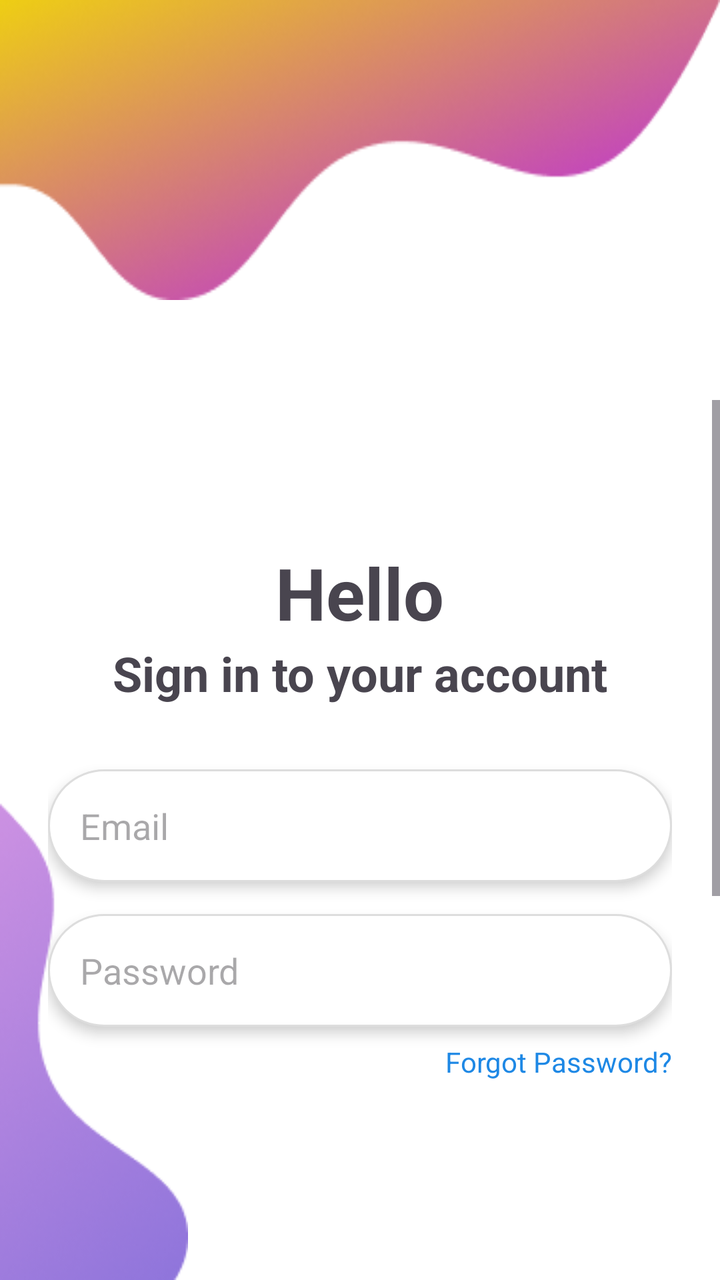
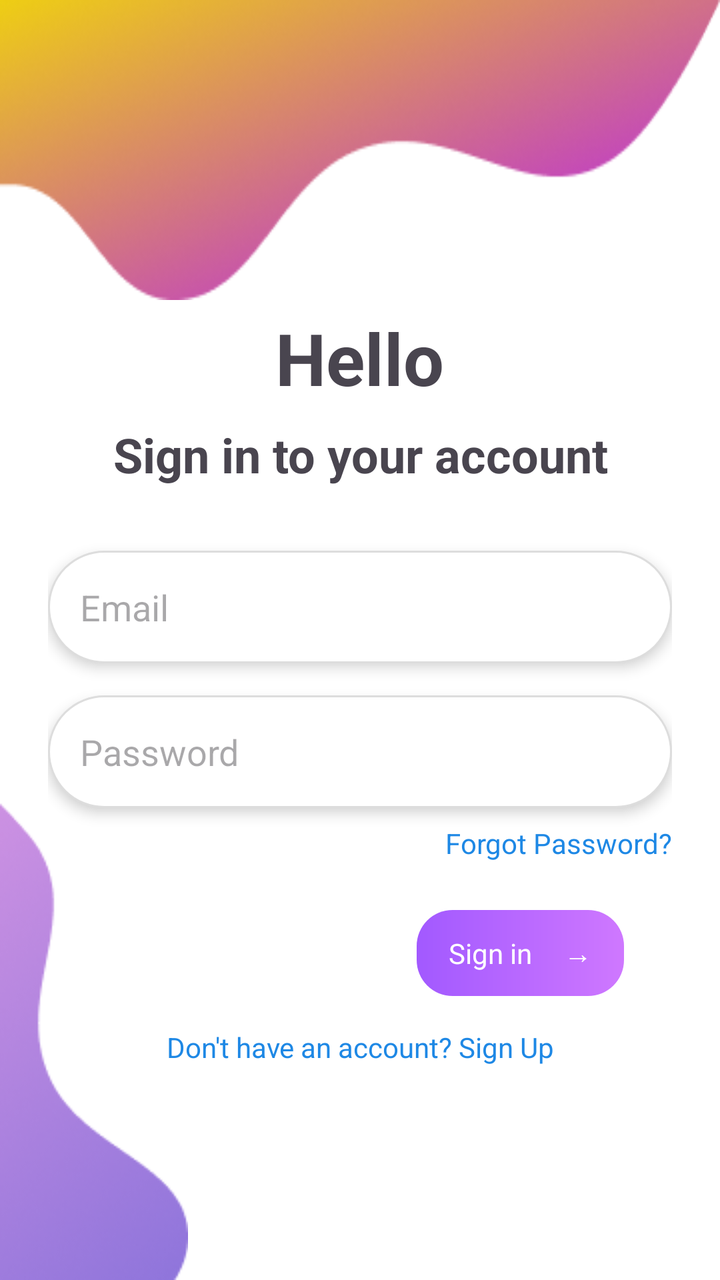

An Android layout rendered at two revisions. The XML below is the earlier revision; the diff shows what the commit changed to produce the second picture.
<!-- AndroidManifest.xml: application theme Theme.Detect -->
<!-- res/layout/activity_sign_in.xml -->
<?xml version="1.0" encoding="utf-8"?>
<RelativeLayout xmlns:android="http://schemas.android.com/apk/res/android"
    android:id="@+id/sign_in_layout"
    android:layout_width="match_parent"
    android:layout_height="match_parent"
    android:background="#FFFFFF">

    
    <ImageView
        android:id="@+id/vector1"
        android:layout_width="match_parent"
        android:layout_height="150dp"
        android:layout_alignParentStart="true"
        android:layout_alignParentTop="true"
        android:scaleType="fitXY"
        android:src="@drawable/vector1" />

    
    <ImageView
        android:id="@+id/vector2"
        android:layout_width="wrap_content"
        android:layout_height="wrap_content"
        android:layout_alignParentStart="true"
        android:layout_alignParentBottom="true"
        android:scaleType="fitXY"
        android:src="@drawable/vector2" />

    
    <ScrollView
        android:layout_width="match_parent"
        android:layout_height="match_parent"
        android:layout_marginTop="200dp"
        android:layout_marginBottom="100dp"
        android:layout_alignParentStart="true"
        android:layout_alignParentEnd="true"
        android:layout_alignParentTop="true"
        android:layout_alignParentBottom="true">

        <LinearLayout
            android:layout_width="match_parent"
            android:layout_height="wrap_content"
            android:orientation="vertical"
            android:padding="24dp">

            <TextView
                android:id="@+id/loginTitle"
                android:layout_width="wrap_content"
                android:layout_height="wrap_content"
                android:text="Hello"
                android:textSize="36sp"
                android:textStyle="bold"
                android:layout_marginTop="48dp"
                android:layout_gravity="center_horizontal" />

            <TextView
                android:id="@+id/loginTitle2"
                android:layout_width="wrap_content"
                android:layout_height="wrap_content"
                android:text="Sign in to your account"
                android:textSize="24sp"
                android:textStyle="bold"
                android:layout_marginTop="0dp"
                android:layout_gravity="center_horizontal" />

            <EditText
                android:id="@+id/et_signin_email"
                android:layout_width="match_parent"
                android:layout_height="wrap_content"
                android:layout_marginTop="32dp"
                android:background="@drawable/rounded_edittext"
                android:elevation="4dp"
                android:hint="Email"
                android:inputType="textEmailAddress"
                android:padding="16dp" />

            <EditText
                android:id="@+id/et_signin_password"
                android:layout_width="match_parent"
                android:layout_height="wrap_content"
                android:layout_marginTop="16dp"
                android:background="@drawable/rounded_edittext"
                android:elevation="4dp"
                android:hint="Password"
                android:inputType="textPassword"
                android:padding="16dp" />

            <TextView
                android:id="@+id/forgotPassword"
                android:layout_width="wrap_content"
                android:layout_height="wrap_content"
                android:text="Forgot Password?"
                android:textColor="#1E88E5"
                android:layout_marginTop="8dp"
                android:layout_gravity="end" />

            
            <LinearLayout
                android:id="@+id/btn_signin_signin"
                android:layout_width="wrap_content"
                android:layout_height="43dp"
                android:layout_marginTop="24dp"
                android:layout_marginLeft="127dp"
                android:layout_gravity="center_horizontal"
                android:orientation="horizontal"
                android:gravity="center_vertical"
                android:clickable="true"
                android:focusable="true"
                android:background="@drawable/gradient_button">

                
                <TextView
                    android:id="@+id/signInText"
                    android:layout_width="wrap_content"
                    android:layout_height="wrap_content"
                    android:text="Sign in"
                    android:textColor="#FFFFFF"
                    android:textSize="14sp"
                    android:paddingStart="16dp"
                    android:paddingEnd="8dp" />

                
                <TextView
                    android:id="@+id/signInArrow"
                    android:layout_width="wrap_content"
                    android:layout_height="wrap_content"
                    android:text="→"
                    android:textColor="#FFFFFF"
                    android:textSize="14sp"
                    android:paddingStart="8dp"
                    android:paddingEnd="16dp" />
            </LinearLayout>

            <TextView
                android:id="@+id/tv_signin_signup"
                android:layout_width="wrap_content"
                android:layout_height="wrap_content"
                android:text="Don't have an account? Sign Up"
                android:textColor="#1E88E5"
                android:layout_marginTop="16dp"
                android:layout_gravity="center_horizontal" />

        </LinearLayout>
    </ScrollView>

</RelativeLayout>
<!-- resources referenced by this layout -->
<resources>
  <!-- drawable gradient_button (drawable) -->
  <?xml version="1.0" encoding="utf-8"?>
  <shape xmlns:android="http://schemas.android.com/apk/res/android"
      android:shape="rectangle">
      <gradient
          android:startColor="#A259FF"
          android:endColor="#CF78FF"
          android:angle="0" />
      <corners android:radius="18dp" />
  </shape>
  <!-- drawable rounded_edittext (drawable) -->
  <?xml version="1.0" encoding="utf-8"?>
  <shape xmlns:android="http://schemas.android.com/apk/res/android"
      android:shape="rectangle">
      <solid android:color="#FFFFFF" />
      <corners android:radius="1000dp" />
      <padding
          android:left="12dp"
          android:top="12dp"
          android:right="12dp"
          android:bottom="12dp" />
      <stroke
          android:width="1dp"
          android:color="#DDDDDD" />
  </shape>
  <!-- drawable vector1: png bitmap (drawable, 30814 bytes) -->
  <!-- drawable vector2: png bitmap (drawable, 12980 bytes) -->
  <style name="Theme.Detect" parent="Base.Theme.Detect" />
  <style name="Base.Theme.Detect" parent="Theme.Material3.DayNight.NoActionBar">
          
          
      </style>
</resources>

<!-- the commit's change to res/layout/activity_sign_in.xml (unified diff, before → after) -->
@@ -28,39 +28,38 @@
     
     <ScrollView
         android:layout_width="match_parent"
-        android:layout_height="match_parent"
-        android:layout_marginTop="200dp"
-        android:layout_marginBottom="100dp"
+        android:layout_height="wrap_content"
+        android:layout_centerVertical="true"
         android:layout_alignParentStart="true"
         android:layout_alignParentEnd="true"
-        android:layout_alignParentTop="true"
-        android:layout_alignParentBottom="true">
+        android:fillViewport="true">
 
         <LinearLayout
             android:layout_width="match_parent"
             android:layout_height="wrap_content"
             android:orientation="vertical"
-            android:padding="24dp">
+            android:padding="24dp"
+            android:gravity="center_horizontal">
 
             <TextView
                 android:id="@+id/loginTitle"
                 android:layout_width="wrap_content"
                 android:layout_height="wrap_content"
+                android:layout_marginTop="48dp"
+                android:gravity="center"
                 android:text="Hello"
-                android:textSize="36sp"
-                android:textStyle="bold"
-                android:layout_marginTop="48dp"
-                android:layout_gravity="center_horizontal" />
+                android:textSize="36dp"
+                android:textStyle="bold" />
 
             <TextView
                 android:id="@+id/loginTitle2"
                 android:layout_width="wrap_content"
                 android:layout_height="wrap_content"
+                android:layout_marginTop="8dp"
+                android:gravity="center"
                 android:text="Sign in to your account"
-                android:textSize="24sp"
-                android:textStyle="bold"
-                android:layout_marginTop="0dp"
-                android:layout_gravity="center_horizontal" />
+                android:textSize="24dp"
+                android:textStyle="bold" />
 
             <EditText
                 android:id="@+id/et_signin_email"
@@ -88,10 +87,11 @@
                 android:id="@+id/forgotPassword"
                 android:layout_width="wrap_content"
                 android:layout_height="wrap_content"
+                android:layout_marginTop="8dp"
+                android:layout_gravity="end"
                 android:text="Forgot Password?"
                 android:textColor="#1E88E5"
-                android:layout_marginTop="8dp"
-                android:layout_gravity="end" />
+                android:textSize="14dp" />
 
             
             <LinearLayout
@@ -99,47 +99,45 @@
                 android:layout_width="wrap_content"
                 android:layout_height="43dp"
                 android:layout_marginTop="24dp"
-                android:layout_marginLeft="127dp"
-                android:layout_gravity="center_horizontal"
-                android:orientation="horizontal"
-                android:gravity="center_vertical"
+                android:layout_gravity="end"
+                android:layout_marginEnd="24dp"
+                android:background="@drawable/gradient_button"
                 android:clickable="true"
                 android:focusable="true"
-                android:background="@drawable/gradient_button">
+                android:gravity="center_vertical"
+                android:orientation="horizontal"
+                android:paddingStart="16dp"
+                android:paddingEnd="16dp">
 
-                
                 <TextView
                     android:id="@+id/signInText"
                     android:layout_width="wrap_content"
                     android:layout_height="wrap_content"
+                    android:paddingEnd="8dp"
                     android:text="Sign in"
                     android:textColor="#FFFFFF"
-                    android:textSize="14sp"
-                    android:paddingStart="16dp"
-                    android:paddingEnd="8dp" />
+                    android:textSize="14sp" />
 
-                
                 <TextView
                     android:id="@+id/signInArrow"
                     android:layout_width="wrap_content"
                     android:layout_height="wrap_content"
+                    android:paddingStart="8dp"
                     android:text="→"
                     android:textColor="#FFFFFF"
-                    android:textSize="14sp"
-                    android:paddingStart="8dp"
-                    android:paddingEnd="16dp" />
+                    android:textSize="14dp" />
             </LinearLayout>
 
             <TextView
                 android:id="@+id/tv_signin_signup"
                 android:layout_width="wrap_content"
                 android:layout_height="wrap_content"
+                android:layout_marginTop="16dp"
+                android:gravity="center"
                 android:text="Don't have an account? Sign Up"
                 android:textColor="#1E88E5"
-                android:layout_marginTop="16dp"
-                android:layout_gravity="center_horizontal" />
+                android:textSize="14dp" />
 
         </LinearLayout>
     </ScrollView>
-
 </RelativeLayout>
